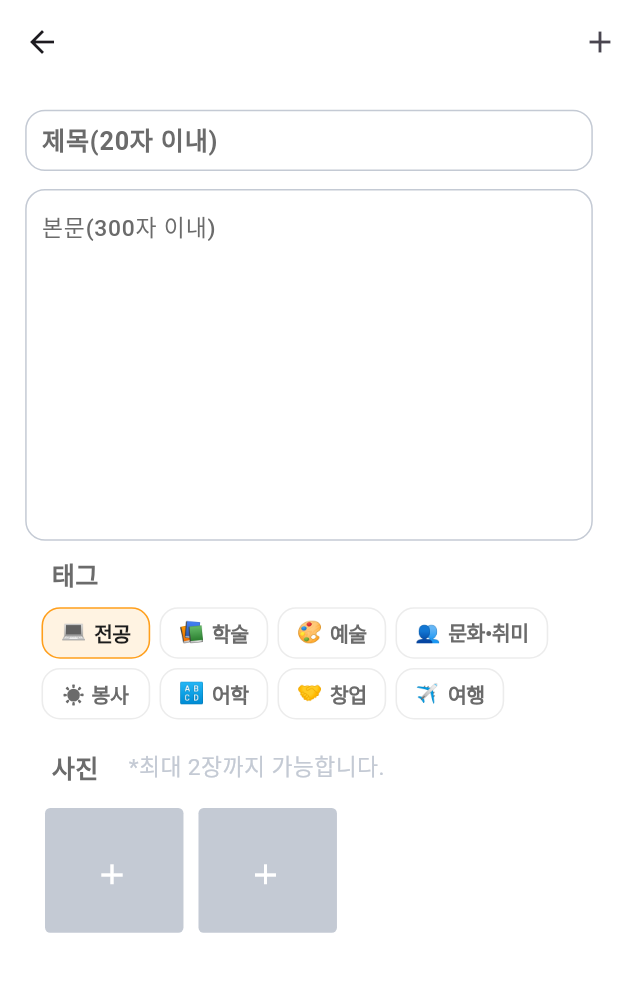
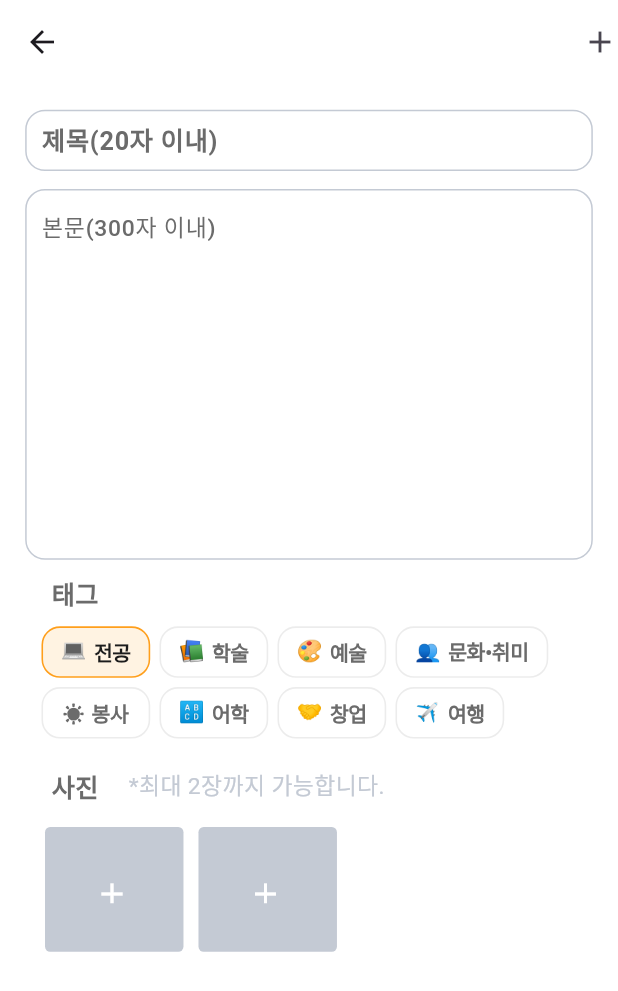
Before and after one commit to qixiangme/passtry-MVVM-refactoring, a Flutter app: the UploadPostScreen screen opened directly, on a phone screen of 412 x 824 dp. Shown: the top 991 px of the screen. Run offline on Flutter 3.47's test engine with Material 3 defaults, Android fonts, the phone set to English and light mode, and no system bars; our stand-ins replace flutter_screenutil; Roboto replaces fonts that are missing (Wanted Sans).

Commit message:
upload_post_screen UI

```diff
--- a/lib/features/search/upload_post_screen.dart
+++ b/lib/features/search/upload_post_screen.dart
@@ -49,7 +49,7 @@ class _UploadPostScreenState extends State<UploadPostScreen> {
           Center(
             child: Container(
               width: 992.w, // 화면 밀도 적용
-              height: 683.h, // 화면 밀도 적용
+              height: 720.h, // 화면 밀도 적용
               decoration: BoxDecoration(
                 border: Border.all(color: Color(0xFFC4CAD4)),
                 borderRadius: BorderRadius.all(
```
